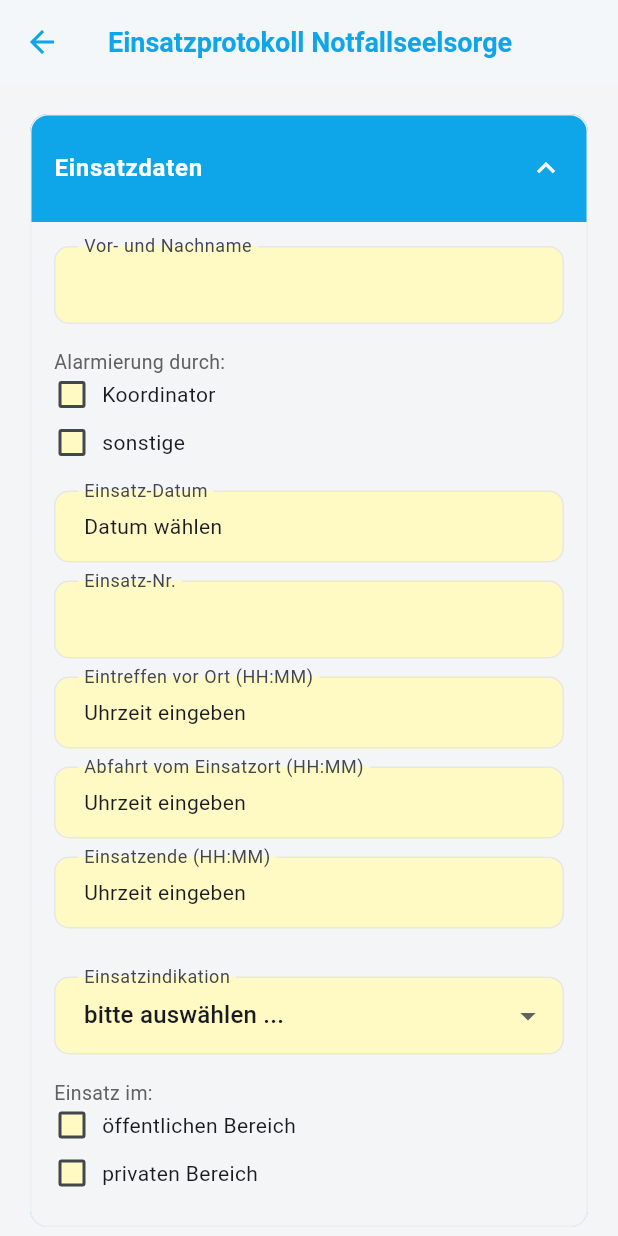
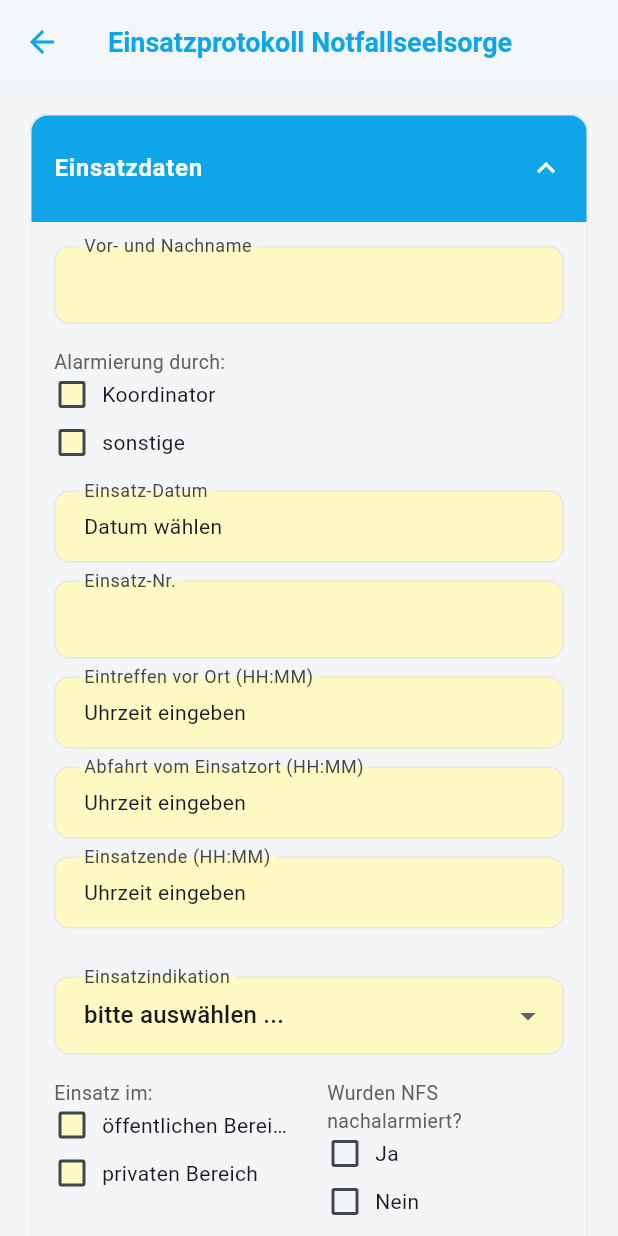
Before and after one commit to Grobi112/RettBase, a Flutter app: the EinsatzprotokollNfsScreen screen opened directly with empty values, on a phone screen of 412 x 824 dp. Run offline on Flutter 3.47's test engine with Material 3 defaults, Android fonts, the phone set to English and light mode, and no system bars; our stand-ins replace cloud_firestore, cloud_functions, device_info_plus, file_picker, firebase_auth, firebase_core and 8 more; missing offline and left inert: dart:html, dlibphonenumber, flutter_app_badger, flutter_signature_pad, pointer_interceptor; accounts and stored records are empty.

Commit message:
Einsatzprotokoll NFS: Wurden NFS nachalarmiert? + Layout-Anpassungen
- Neues Feld 'Wurden NFS nachalarmiert?' (Ja/Nein) rechts neben 'Einsatz im'
- Bei Ja: Textfeld rechts neben Checkboxen, über beide Zeilen
- Platzhalter 'Namen eingeben' ohne Label (Ausnahme)
- Kontext aktualisiert

Co-authored-by: Cursor <cursoragent@cursor.com>

```diff
--- a/app/lib/screens/einsatzprotokoll_nfs_screen.dart
+++ b/app/lib/screens/einsatzprotokoll_nfs_screen.dart
@@ -71,6 +71,9 @@ class _EinsatzprotokollNfsScreenState extends State<EinsatzprotokollNfsScreen> {
   String? _einsatzindikation;
   bool _einsatzOeffentlich = false;
   bool _einsatzPrivat = false;
+  bool _nfsNachalarmiertJa = false;
+  bool _nfsNachalarmiertNein = false;
+  final _nfsNachalarmiertNamenCtrl = TextEditingController();
 
   bool _einsatzdatenExpanded = true;
   bool _einsatzberichtExpanded = true;
@@ -87,6 +90,7 @@ class _EinsatzprotokollNfsScreenState extends State<EinsatzprotokollNfsScreen> {
   void dispose() {
     _nameCtrl.dispose();
     _einsatzNrCtrl.dispose();
+    _nfsNachalarmiertNamenCtrl.dispose();
     super.dispose();
   }
 
@@ -249,15 +253,17 @@ class _EinsatzprotokollNfsScreenState extends State<EinsatzprotokollNfsScreen> {
     );
   }
 
-  Widget _field(TextEditingController ctrl, String label, {List<TextInputFormatter>? inputFormatters, String? hintText, bool required = false}) => Padding(
+  Widget _field(TextEditingController ctrl, String label, {List<TextInputFormatter>? inputFormatters, String? hintText, bool required = false, int maxLines = 1}) => Padding(
         padding: const EdgeInsets.only(bottom: 12),
         child: TextField(
           controller: ctrl,
           inputFormatters: inputFormatters,
+          maxLines: maxLines,
           onChanged: required ? (_) => setState(() {}) : null,
           decoration: _inputDecoration.copyWith(
             labelText: label,
             hintText: hintText,
+            alignLabelWithHint: maxLines > 1,
             fillColor: required && ctrl.text.trim().isEmpty ? _pflichtfeldGelb : Colors.white,
           ),
         ),
@@ -401,9 +407,64 @@ class _EinsatzprotokollNfsScreenState extends State<EinsatzprotokollNfsScreen> {
                 onChanged: (v) => setState(() => _einsatzindikation = v),
               ),
               const SizedBox(height: 16),
-              Text('Einsatz im:', style: TextStyle(fontSize: 13, color: Colors.grey.shade700)),
-              _checkboxRow('öffentlichen Bereich', _einsatzOeffentlich, (v) => setState(() => _einsatzOeffentlich = v), required: true, groupFulfilled: _einsatzOeffentlich || _einsatzPrivat),
-              _checkboxRow('privaten Bereich', _einsatzPrivat, (v) => setState(() => _einsatzPrivat = v), required: true, groupFulfilled: _einsatzOeffentlich || _einsatzPrivat),
+              Row(
+                crossAxisAlignment: CrossAxisAlignment.start,
+                children: [
+                  Expanded(
+                    child: Column(
+                      crossAxisAlignment: CrossAxisAlignment.start,
+                      children: [
+                        Text('Einsatz im:', style: TextStyle(fontSize: 13, color: Colors.grey.shade700)),
+                        _checkboxRow('öffentlichen Bereich', _einsatzOeffentlich, (v) => setState(() => _einsatzOeffentlich = v), required: true, groupFulfilled: _einsatzOeffentlich || _einsatzPrivat),
+                        _checkboxRow('privaten Bereich', _einsatzPrivat, (v) => setState(() => _einsatzPrivat = v), required: true, groupFulfilled: _einsatzOeffentlich || _einsatzPrivat),
+                      ],
+                    ),
+                  ),
+                  const SizedBox(width: 24),
+                  Expanded(
+                    child: Column(
+                      crossAxisAlignment: CrossAxisAlignment.start,
+                      children: [
+                        Text('Wurden NFS nachalarmiert?', style: TextStyle(fontSize: 13, color: Colors.grey.shade700)),
+                        Row(
+                          crossAxisAlignment: CrossAxisAlignment.start,
+                          children: [
+                            Column(
+                              crossAxisAlignment: CrossAxisAlignment.start,
+                              children: [
+                                _checkboxRow('Ja', _nfsNachalarmiertJa, (v) => setState(() {
+                                  _nfsNachalarmiertJa = v;
+                                  if (v) _nfsNachalarmiertNein = false;
+                                })),
+                                _checkboxRow('Nein', _nfsNachalarmiertNein, (v) => setState(() {
+                                  _nfsNachalarmiertNein = v;
+                                  if (v) _nfsNachalarmiertJa = false;
+                                })),
+                              ],
+                            ),
+                            if (_nfsNachalarmiertJa) ...[
+                              const SizedBox(width: 16),
+                              Expanded(
+                                child: Padding(
+                                  padding: const EdgeInsets.only(bottom: 12),
+                                  child: TextField(
+                                    controller: _nfsNachalarmiertNamenCtrl,
+                                    maxLines: 2,
+                                    decoration: _inputDecoration.copyWith(
+                                      hintText: 'Namen eingeben',
+                                      alignLabelWithHint: true,
+                                    ),
+                                  ),
+                                ),
+                              ),
+                            ],
+                          ],
+                        ),
+                      ],
+                    ),
+                  ),
+                ],
+              ),
             ],
           ),
         );
```
Also changed, not shown: 1 other file.
